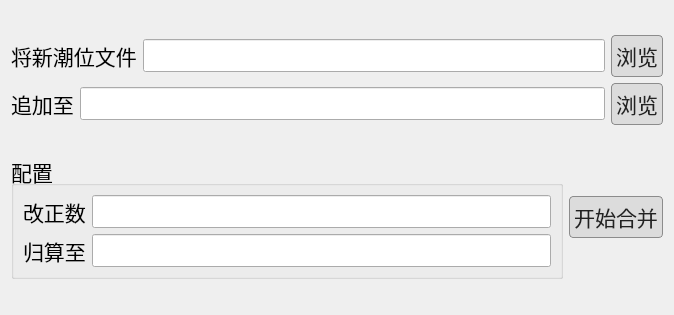
Before: the Qt Designer form msa_apps_platter/add_to_svp/add_to_svp_ui.ui in Chad-Wan/py_cn_msa, drawn with Qt 5.
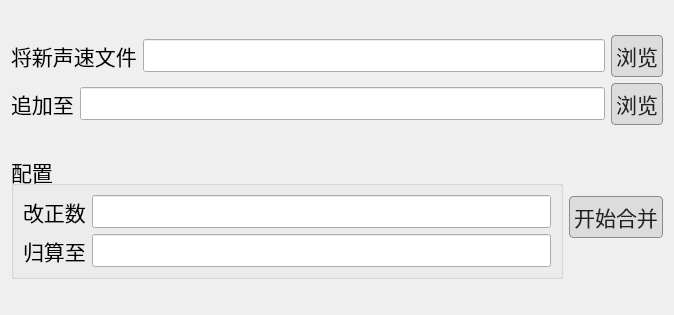
After: the same form once the commit is applied.

Diff of the .ui file:
```diff
--- a/msa_apps_platter/add_to_svp/add_to_svp_ui.ui
+++ b/msa_apps_platter/add_to_svp/add_to_svp_ui.ui
@@ -43,7 +43,7 @@
 }</string>
          </property>
          <property name="text">
-          <string>将新潮位文件</string>
+          <string>将新声速文件</string>
          </property>
         </widget>
        </item>
```
